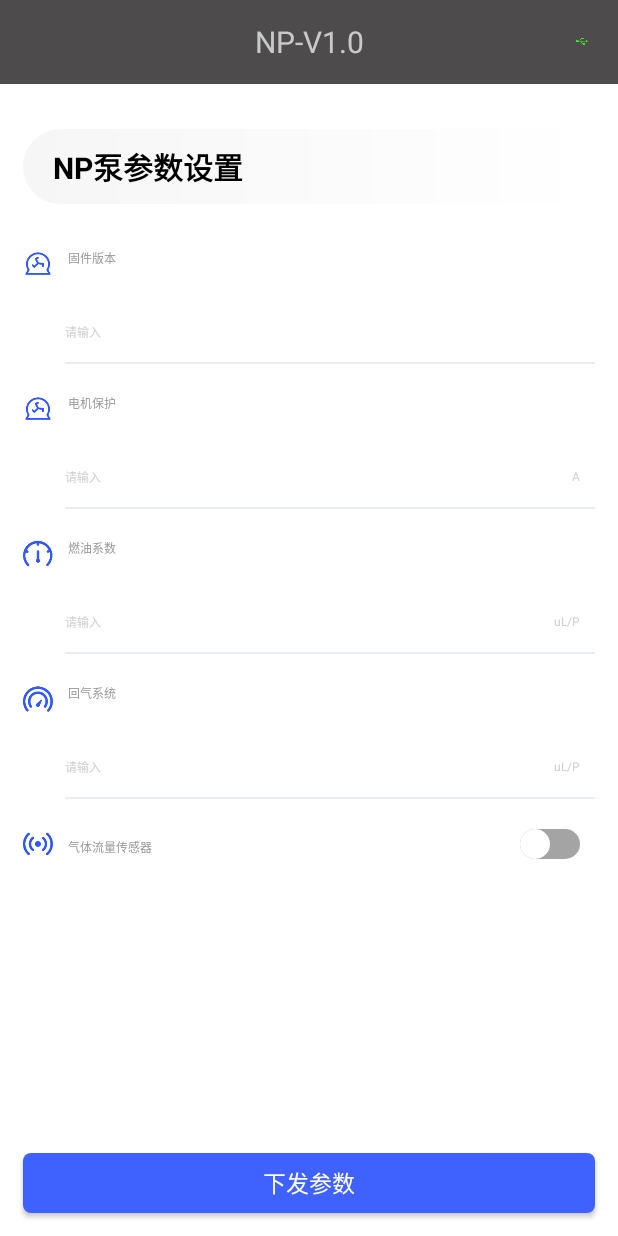
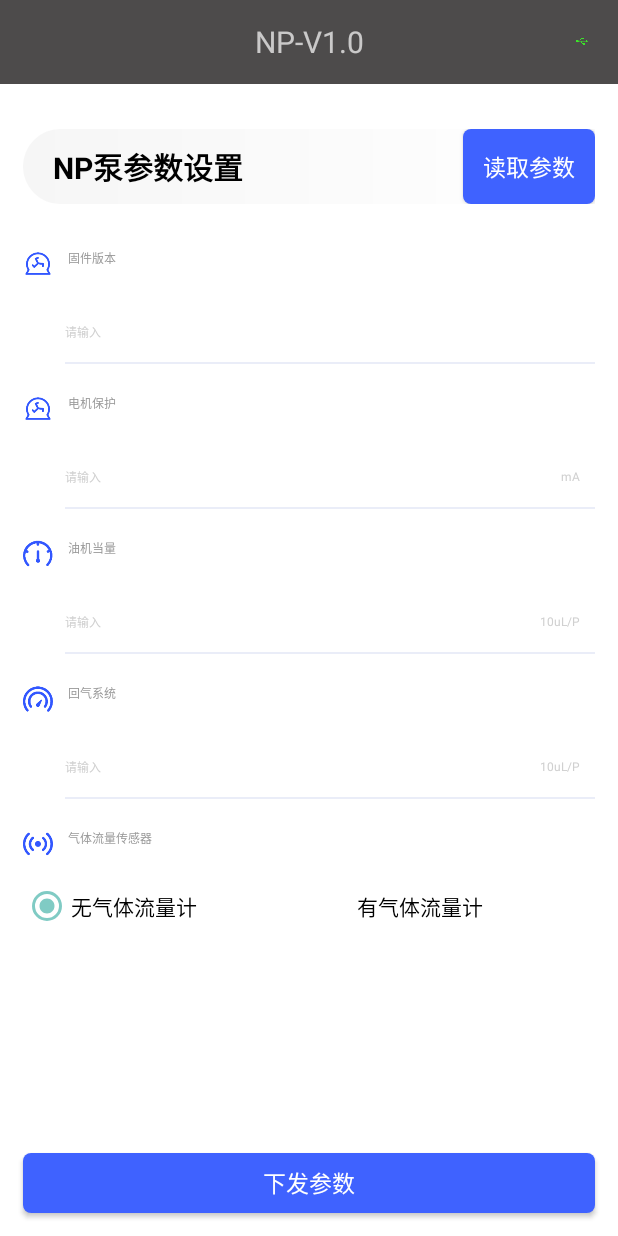
Before and after one commit to liushixunryan/NPPump, an Android app: the screen it shows after launch (MainActivity), on a phone screen of 412 x 824 dp. Run offline under Robolectric (Android 15) with nearby library versions, the phone set to English and light mode, and no system bars; our stand-ins replace data binding.

Commit message:
NP泵按需求修改

```diff
--- a/app/src/main/java/com/example/nppump/MainActivity.java
+++ b/app/src/main/java/com/example/nppump/MainActivity.java
@@ -9,16 +9,10 @@ import com.example.nppump.base.BaseActivity;
 import com.example.nppump.databinding.ActivityMainBinding;
 import com.example.nppump.vm.MainVM;
 
-import android_serialport_api.SerialPort;
-import android_serialport_api.SerialPortFinder;
-
 public class MainActivity extends BaseActivity<ActivityMainBinding, MainVM> {
     //弹窗Tip
     private AlertDialog TipDialog;
     private AlertDialog.Builder TipDialogBuild;
-
-    //串口配置
-    private SerialPortFinder mSerialPortFinder;
 
 
     @Override
--- a/app/src/main/res/layout/activity_main.xml
+++ b/app/src/main/res/layout/activity_main.xml
@@ -51,11 +51,23 @@
                 android:layout_height="match_parent"
                 android:layout_gravity="clip_vertical"
                 android:layout_marginStart="@dimen/DP_20"
+                android:layout_weight="1"
                 android:gravity="center_vertical"
                 android:text="@string/npsetting"
                 android:textColor="@color/black"
                 android:textSize="@dimen/SP_20"
                 android:textStyle="bold" />
+
+            <Button
+                android:id="@+id/read_btn"
+                android:layout_width="wrap_content"
+                android:layout_height="@dimen/DP_50"
+                android:background="@drawable/button_circle"
+                android:text="读取参数"
+                android:textColor="@color/white"
+                android:textSize="15sp" />
+
+
         </LinearLayout>
 
         <LinearLayout
@@ -98,8 +110,10 @@
                     android:layout_marginTop="@dimen/DP_15"
                     android:layout_weight="1"
                     android:background="@null"
+                    android:cursorVisible="false"
+                    android:focusable="false"
                     android:hint="@string/pleaseinput"
-                    android:inputType="text"
+                    android:inputType="none"
                     android:lines="1"
                     android:maxLines="1"
                     android:textColor="@color/black"
@@ -339,7 +353,7 @@
                     android:src="@mipmap/qtllcgq" />
 
                 <TextView
-                    android:layout_width="wrap_content"
+                    android:layout_width="0dp"
                     android:layout_height="wrap_content"
                     android:layout_marginStart="@dimen/DP_10"
                     android:layout_weight="1"
@@ -347,35 +361,59 @@
                     android:textColor="@color/text_color"
                     android:textSize="@dimen/permission_sp_16" />
 
-                <Switch
-                    android:id="@+id/qtllcgq_swh"
-                    android:layout_width="wrap_content"
+            </LinearLayout>
+
+            <LinearLayout
+                android:layout_width="match_parent"
+                android:layout_height="wrap_content"
+                android:orientation="horizontal">
+
+                <RadioGroup
+                    android:id="@+id/cgq_rg"
+                    android:layout_width="match_parent"
                     android:layout_height="wrap_content"
-                    android:layout_marginEnd="@dimen/DP_10"
-                    android:thumb="@drawable/thumb_selctor"
-                    android:track="@drawable/track_selctor"
-                    tools:ignore="RtlHardcoded,UseSwitchCompatOrMaterialXml" />
+                    android:layout_marginTop="@dimen/DP_15"
+                    android:orientation="horizontal">
+
+                    <RadioButton
+                        android:id="@+id/yescgq_rb"
+                        android:layout_width="wrap_content"
+                        android:layout_height="wrap_content"
+                        android:layout_weight="1"
+                        android:checked="true"
+                        android:text="无气体流量计"
+                        android:textColor="@color/black" />
+
+                    <RadioButton
+                        android:id="@+id/nocgq_rb"
+                        android:layout_width="wrap_content"
+                        android:layout_height="wrap_content"
+                        android:layout_weight="1"
+                        android:text="有气体流量计"
+                        android:textColor="@color/black" />
+
+
+                </RadioGroup>
 
             </LinearLayout>
+
         </LinearLayout>
+
 
         <LinearLayout
             android:layout_width="match_parent"
             android:layout_height="0dp"
-            android:layout_weight="1">
-
-
-        </LinearLayout>
+            android:layout_weight="1" />
 
         <Button
             android:id="@+id/xf_btn"
+            android:layout_width="match_parent"
+            android:layout_height="40dp"
             android:layout_gravity="bottom"
             android:layout_margin="@dimen/DP_15"
-            android:layout_width="match_parent"
-            android:layout_height="40dp"
+            android:background="@drawable/button_circle"
+            android:text="下发参数"
             android:textColor="@color/white"
-            android:text="下发参数"
-            android:textSize="@dimen/DP_15"
-            android:background="@drawable/button_circle"/>
+            android:textSize="@dimen/DP_15" />
     </LinearLayout>
 </layout>
--- a/app/src/main/res/values/strings.xml
+++ b/app/src/main/res/values/strings.xml
@@ -5,9 +5,9 @@
     <string name="gjbb">固件版本</string>
     <string name="pleaseinput">请输入</string>
     <string name="djbh">电机保护</string>
-    <string name="djbh_dw">A</string>
-    <string name="ryxs_dw">uL/P</string>
-    <string name="ryxs">燃油系数</string>
+    <string name="djbh_dw">mA</string>
+    <string name="ryxs_dw">10uL/P</string>
+    <string name="ryxs">油机当量</string>
     <string name="hqxt">回气系统</string>
     <string name="qtllcgq">气体流量传感器</string>
 </resources>
```
Also changed, not shown: app/src/main/java/android_serialport_api/SerialPort.java (deleted, +0 -85 lines), app/src/main/java/android_serialport_api/SerialPortFinder.java (deleted, +0 -122 lines), app/src/main/java/com/example/nppump/SerialPortUtil.java (deleted, +0 -265 lines).
